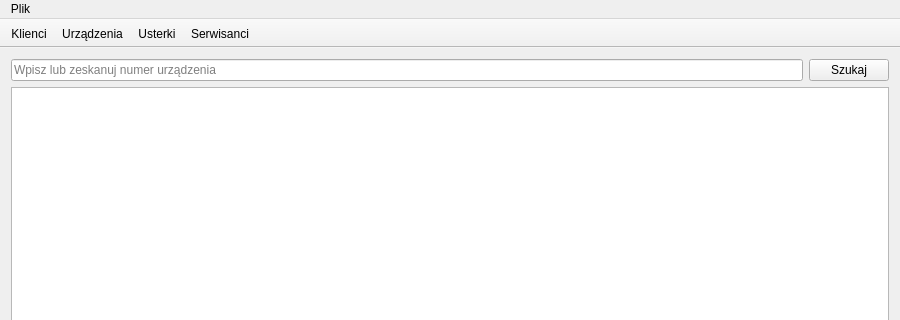
jpitucha/serviceman-assistant, file mainwindow.ui: the form before one commit; both pictures show x 0 to 900 and y 0 to 320 of the 900 by 600 pixel window.
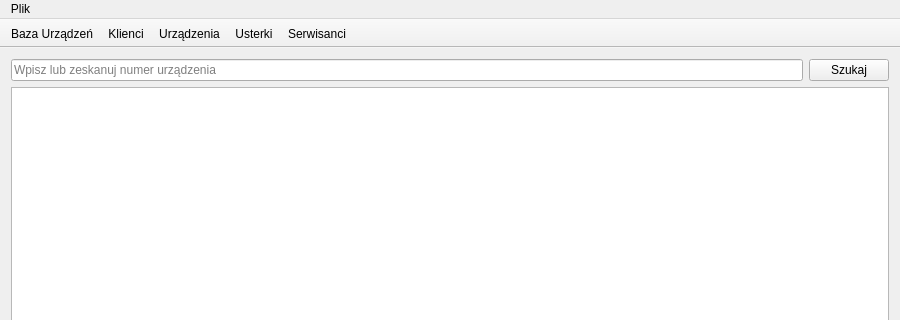
The form after the commit. Icons and pictures are not drawn.

What changed in the file:
```diff
--- a/mainwindow.ui
+++ b/mainwindow.ui
@@ -69,6 +69,7 @@
    <attribute name="toolBarBreak">
     <bool>false</bool>
    </attribute>
+   <addaction name="actionDatabase"/>
    <addaction name="actionClients"/>
    <addaction name="actionDevices"/>
    <addaction name="actionDamages"/>
@@ -116,6 +117,15 @@
     <string>Serwisanci</string>
    </property>
   </action>
+  <action name="actionDatabase">
+   <property name="icon">
+    <iconset resource="resources.qrc">
+     <normaloff>:/icons/database.png</normaloff>:/icons/database.png</iconset>
+   </property>
+   <property name="text">
+    <string>Baza Urządzeń</string>
+   </property>
+  </action>
  </widget>
  <layoutdefault spacing="6" margin="11"/>
  <resources>
```
